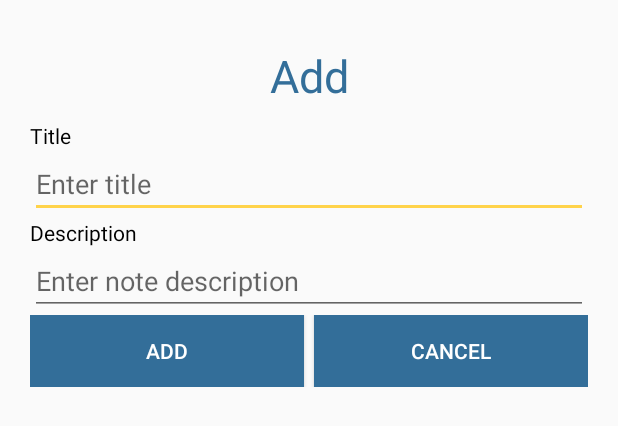
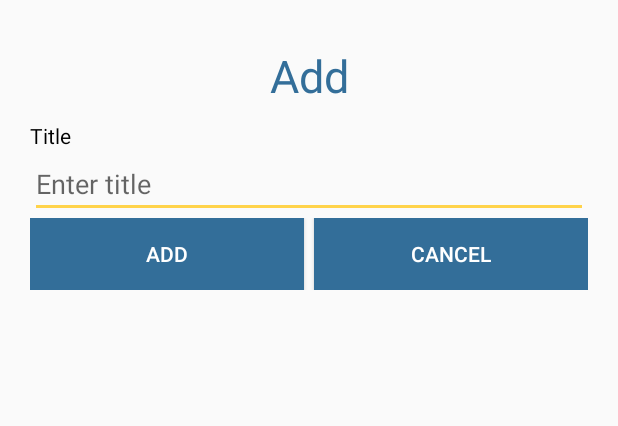
Before and after one commit to noahalorwu/pycon-africa-android, an Android app: the layout add_todo.xml on its own in the app's theme, with its tools: preview values and no code run, on a phone screen of 412 x 824 dp. Shown: the top 426 px of the screen. Run offline under Robolectric (Android 15) with nearby library versions, the phone set to English and light mode, and no system bars.

Commit message:
Removed edit button, description, details, delete confirmation from todo

```diff
--- a/app/src/main/res/layout/add_todo.xml
+++ b/app/src/main/res/layout/add_todo.xml
@@ -29,20 +29,20 @@
         android:inputType="textCapWords"
         android:textColor="@android:color/black" />
 
-    <TextView
-        android:layout_width="match_parent"
-        android:layout_height="wrap_content"
-        android:text="@string/description"
-        android:textColor="@android:color/black" />
+    <!--<TextView-->
+        <!--android:layout_width="match_parent"-->
+        <!--android:layout_height="wrap_content"-->
+        <!--android:text="@string/description"-->
+        <!--android:textColor="@android:color/black" />-->
 
-    <EditText
-        android:id="@+id/edDesc"
-        android:layout_width="match_parent"
-        android:layout_height="wrap_content"
-        android:hint="Enter note description"
-        android:inputType="textMultiLine|textCapSentences"
-        android:maxLines="8"
-        android:textColor="@android:color/black" />
+    <!--<EditText-->
+        <!--android:id="@+id/edDesc"-->
+        <!--android:layout_width="match_parent"-->
+        <!--android:layout_height="wrap_content"-->
+        <!--android:hint="Enter note description"-->
+        <!--android:inputType="textMultiLine|textCapSentences"-->
+        <!--android:maxLines="8"-->
+        <!--android:textColor="@android:color/black" />-->
 
     <LinearLayout
         android:layout_width="match_parent"
```
Also changed, not shown: app/src/main/java/africa/pycon/pyconafrica/TodosFragment.kt (+15 -10 lines), app/src/main/java/africa/pycon/pyconafrica/extensions/TodosAdapter.kt (+6 -6 lines), app/src/main/res/layout/todos_item_layout.xml (+7 -7 lines).
